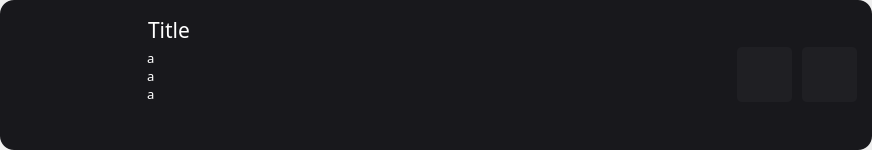
Above: client/ui/data/flight_card.ui from AziatkaVictor/space-x before the change. Below: the same form after it.
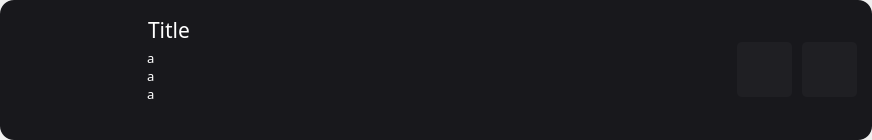
That is the form after the change. Icons and pictures are not drawn.

What changed in the file:
```diff
--- a/client/ui/data/flight_card.ui
+++ b/client/ui/data/flight_card.ui
@@ -7,7 +7,7 @@
     <x>0</x>
     <y>0</y>
     <width>872</width>
-    <height>150</height>
+    <height>140</height>
    </rect>
   </property>
   <property name="minimumSize">
@@ -19,7 +19,7 @@
   <property name="maximumSize">
    <size>
     <width>16777215</width>
-    <height>150</height>
+    <height>140</height>
    </size>
   </property>
   <property name="windowTitle">
@@ -45,7 +45,7 @@
     <number>0</number>
    </property>
    <item>
-    <widget class="QWidget" name="" native="true">
+    <widget class="QWidget" name="widget" native="true">
      <property name="styleSheet">
       <string notr="true">background: #18181c; border-radius: 14px; padding: 10px; color: #fff;</string>
      </property>
```
